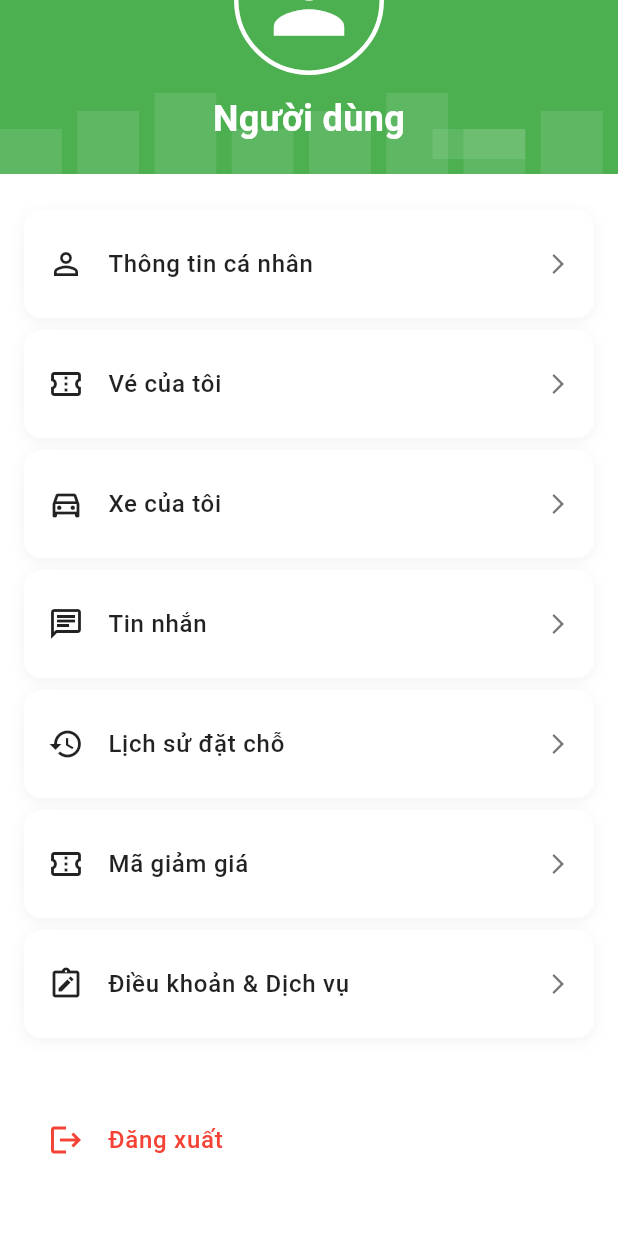
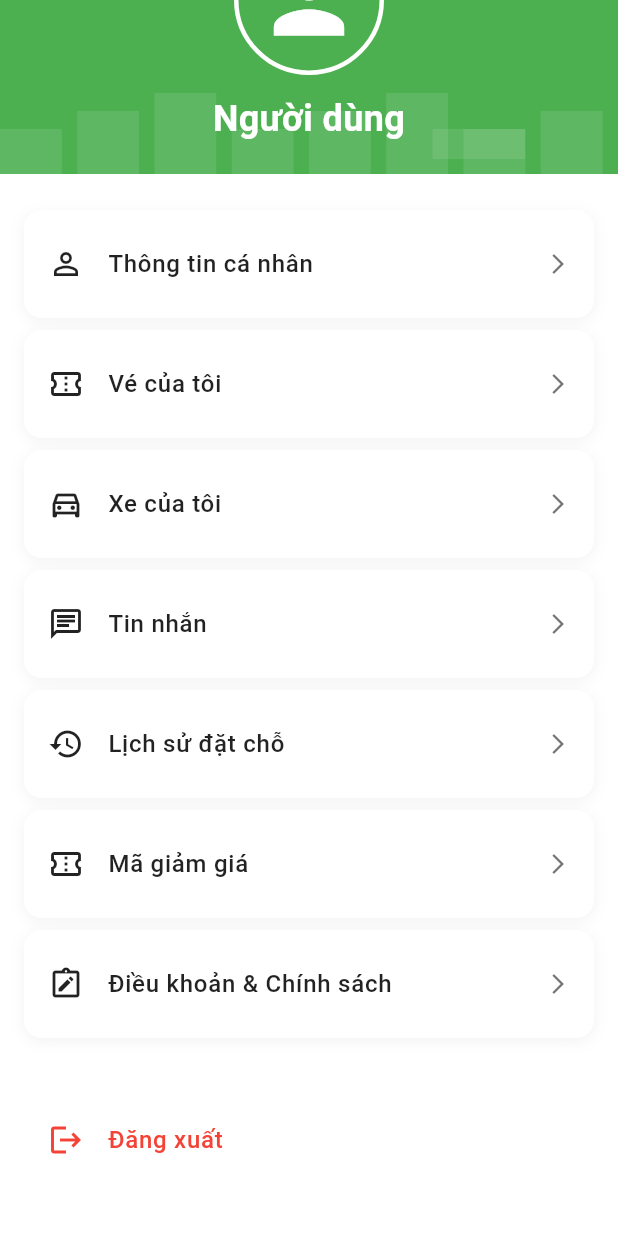
Before and after one commit to trungdq3305/park-smart, a Flutter app: the ProfileScreen screen opened directly, scrolled down 164 dp, on a phone screen of 412 x 824 dp. Run offline on Flutter 3.47's test engine with Material 3 defaults, Android fonts, the phone set to English and light mode, and no system bars; our stand-ins replace dio, flutter_dotenv, flutter_secure_storage, geocoding, geolocator, google_maps_flutter and 3 more; missing offline and left inert: flutter_polyline_points; accounts and stored records are empty; network calls fail.

Commit message:
fix profile user

```diff
--- a/mobile/lib/screens/user/profile_screen.dart
+++ b/mobile/lib/screens/user/profile_screen.dart
@@ -346,7 +346,6 @@ class _ProfileScreenState extends State<ProfileScreen> with RouteAware {
                       },
                     ),
                     _buildTile(
-
                       icon: Icons.confirmation_number_outlined,
                       title: 'Mã giảm giá',
                       onTap: () {
@@ -354,9 +353,8 @@ class _ProfileScreenState extends State<ProfileScreen> with RouteAware {
                       },
                     ),
                     _buildTile(
-
                       icon: Icons.note_alt_outlined,
-                      title: 'Điều khoản & Dịch vụ',
+                      title: 'Điều khoản & Chính sách',
                       onTap: () {
                         Navigator.of(context).push(
                           MaterialPageRoute(
@@ -366,11 +364,7 @@ class _ProfileScreenState extends State<ProfileScreen> with RouteAware {
                       },
                     ),
 
-
                     // Debug menu item
-
-
-
                     const SizedBox(height: 20),
                     // Logout button
                     Container(
```
